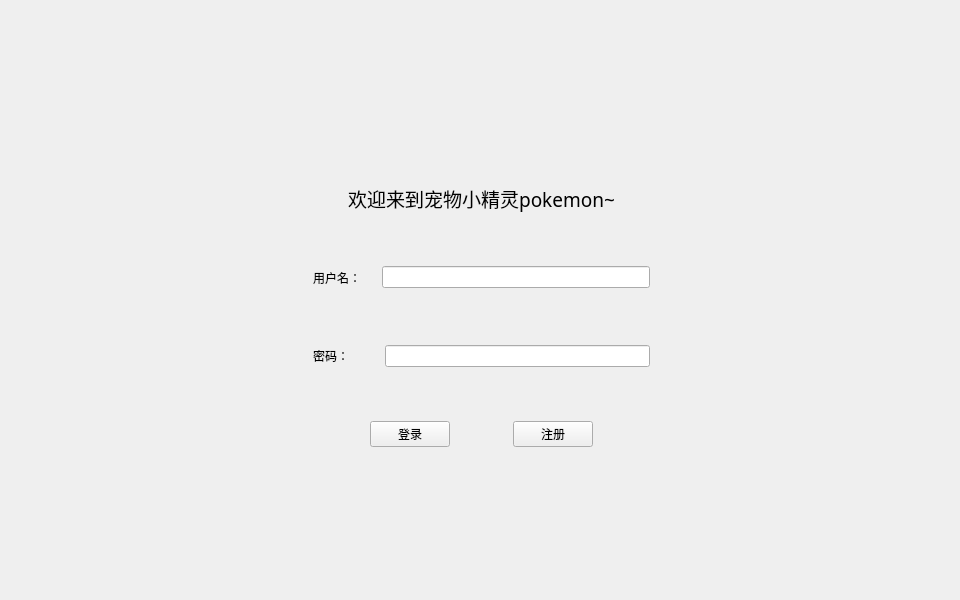
First picture: the form in Client/Client.ui, repository tarffy/pokemon, before the edit.
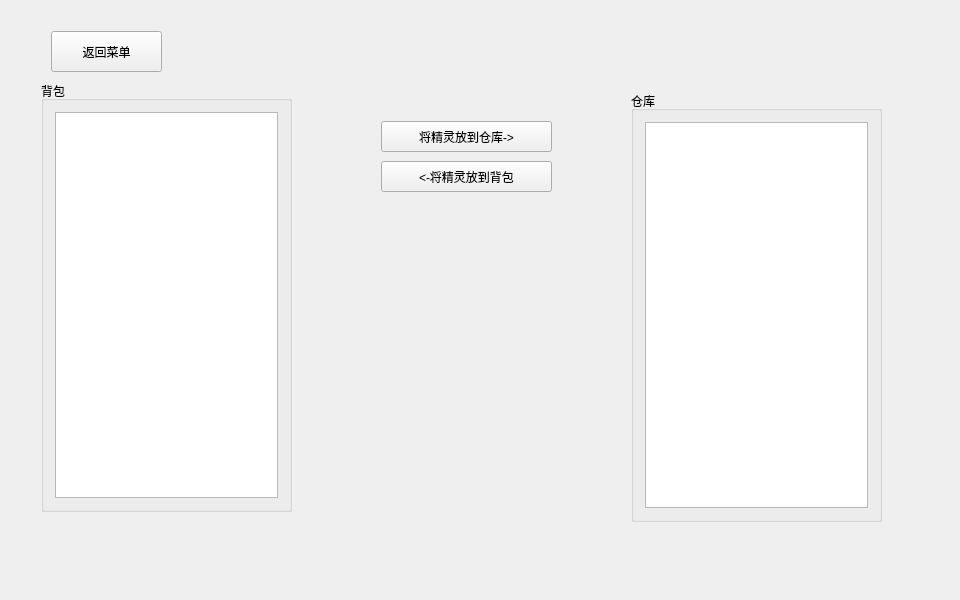
Second picture: the form after the edit. The open tabs and pages were chosen to show the change.

Commit message: 实现了用户注册获得三个精灵以及精灵信息的传输，还未将用户的精灵信息添加到SQL。

```diff
--- a/Client/Client.ui
+++ b/Client/Client.ui
@@ -357,6 +357,83 @@
         </property>
        </widget>
       </widget>
+      <widget class="QWidget" name="page_pokemons">
+       <widget class="QGroupBox" name="groupBox_2">
+        <property name="geometry">
+         <rect>
+          <x>30</x>
+          <y>70</y>
+          <width>251</width>
+          <height>431</height>
+         </rect>
+        </property>
+        <property name="title">
+         <string>背包</string>
+        </property>
+        <layout class="QVBoxLayout" name="verticalLayout_4">
+         <item>
+          <widget class="QListWidget" name="list_pokemon_bag"/>
+         </item>
+        </layout>
+       </widget>
+       <widget class="QPushButton" name="Button_pokemon_to_store">
+        <property name="geometry">
+         <rect>
+          <x>370</x>
+          <y>110</y>
+          <width>171</width>
+          <height>31</height>
+         </rect>
+        </property>
+        <property name="text">
+         <string>将精灵放到仓库-&gt;</string>
+        </property>
+       </widget>
+       <widget class="QPushButton" name="Button_pokemon_to_bag">
+        <property name="geometry">
+         <rect>
+          <x>370</x>
+          <y>150</y>
+          <width>171</width>
+          <height>31</height>
+         </rect>
+        </property>
+        <property name="text">
+         <string>&lt;-将精灵放到背包</string>
+        </property>
+       </widget>
+       <widget class="QGroupBox" name="groupBox_3">
+        <property name="geometry">
+         <rect>
+          <x>620</x>
+          <y>80</y>
+          <width>251</width>
+          <height>431</height>
+         </rect>
+        </property>
+        <property name="title">
+         <string>仓库</string>
+        </property>
+        <layout class="QVBoxLayout" name="verticalLayout_5">
+         <item>
+          <widget class="QListWidget" name="list_pokemon_store"/>
+         </item>
+        </layout>
+       </widget>
+       <widget class="QPushButton" name="Button_return_menu3">
+        <property name="geometry">
+         <rect>
+          <x>40</x>
+          <y>20</y>
+          <width>111</width>
+          <height>41</height>
+         </rect>
+        </property>
+        <property name="text">
+         <string>返回菜单</string>
+        </property>
+       </widget>
+      </widget>
       <widget class="QWidget" name="page_test">
        <widget class="QPushButton" name="Button_socket">
         <property name="geometry">
```
Left out of the diff: 21 changed lines with no effect on the pictures. The commit also changes 24 other files.
